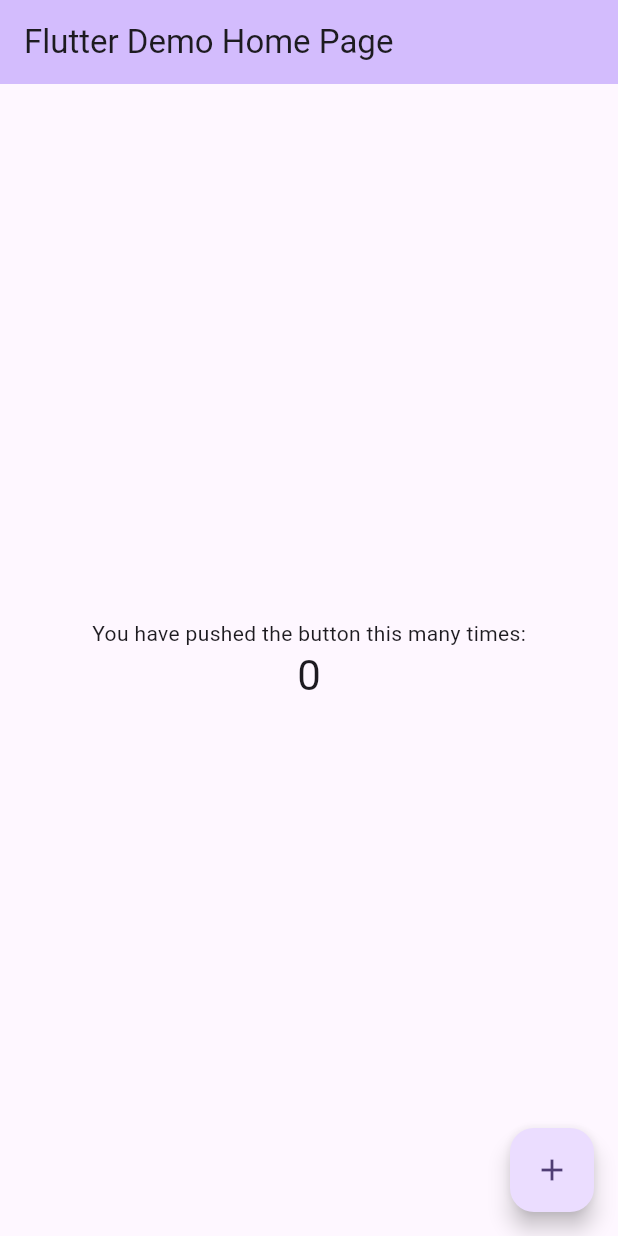
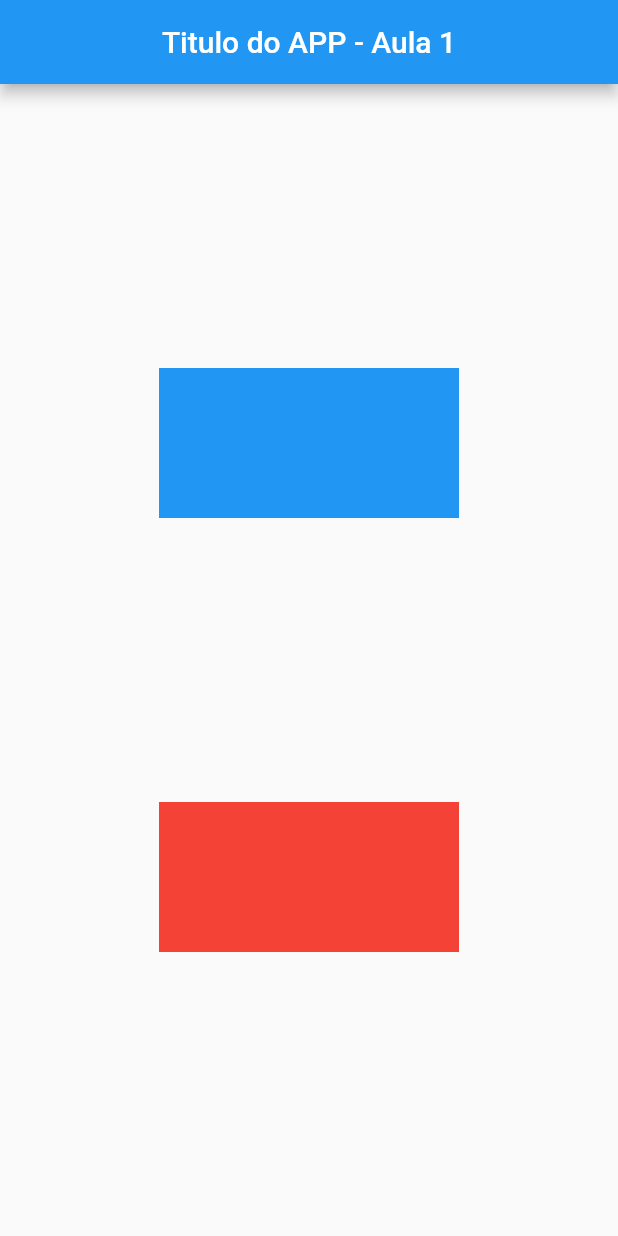
Before and after one commit to AdrielSsRb/Ds_Mob_2, a Flutter app: the screen it shows after launch, on a phone screen of 412 x 824 dp. Run offline on Flutter 3.47's test engine with Material 2 defaults, Android fonts, the phone set to English and light mode, and no system bars.

Commit message:
Criado o containder, titulo, espaço entre os containders e centralizando tudo

```diff
--- a/aplicacao_aula1/lib/main.dart
+++ b/aplicacao_aula1/lib/main.dart
@@ -1,125 +1,28 @@
 import 'package:flutter/material.dart';
 
 void main() {
-  runApp(const MyApp());
-}
+  runApp(MaterialApp(
+    home:
+    Scaffold(appBar: AppBar(
+      title: Center(child: Text("Titulo do APP - Aula 1")),
 
-class MyApp extends StatelessWidget {
-  const MyApp({super.key});
-
-  // This widget is the root of your application.
-  @override
-  Widget build(BuildContext context) {
-    return MaterialApp(
-      title: 'Flutter Demo',
-      theme: ThemeData(
-        // This is the theme of your application.
-        //
-        // TRY THIS: Try running your application with "flutter run". You'll see
-        // the application has a blue toolbar. Then, without quitting the app,
-        // try changing the seedColor in the colorScheme below to Colors.green
-        // and then invoke "hot reload" (save your changes or press the "hot
-        // reload" button in a Flutter-supported IDE, or press "r" if you used
-        // the command line to start the app).
-        //
-        // Notice that the counter didn't reset back to zero; the application
-        // state is not lost during the reload. To reset the state, use hot
-        // restart instead.
-        //
-        // This works for code too, not just values: Most code changes can be
-        // tested with just a hot reload.
-        colorScheme: ColorScheme.fromSeed(seedColor: Colors.deepPurple),
-        useMaterial3: true,
     ),
-      home: const MyHomePage(title: 'Flutter Demo Home Page'),
-    );
-  }
-}
-
-class MyHomePage extends StatefulWidget {
-  const MyHomePage({super.key, required this.title});
-
-  // This widget is the home page of your application. It is stateful, meaning
-  // that it has a State object (defined below) that contains fields that affect
-  // how it looks.
-
-  // This class is the configuration for the state. It holds the values (in this
-  // case the title) provided by the parent (in this case the App widget) and
-  // used by the build method of the State. Fields in a Widget subclass are
-  // always marked "final".
-
-  final String title;
-
-  @override
-  State<MyHomePage> createState() => _MyHomePageState();
-}
-
-class _MyHomePageState extends State<MyHomePage> {
-  int _counter = 0;
-
-  void _incrementCounter() {
-    setState(() {
-      // This call to setState tells the Flutter framework that something has
-      // changed in this State, which causes it to rerun the build method below
-      // so that the display can reflect the updated values. If we changed
-      // _counter without calling setState(), then the build method would not be
-      // called again, and so nothing would appear to happen.
-      _counter++;
-    });
-  }
-
-  @override
-  Widget build(BuildContext context) {
-    // This method is rerun every time setState is called, for instance as done
-    // by the _incrementCounter method above.
-    //
-    // The Flutter framework has been optimized to make rerunning build methods
-    // fast, so that you can just rebuild anything that needs updating rather
-    // than having to individually change instances of widgets.
-    return Scaffold(
-      appBar: AppBar(
-        // TRY THIS: Try changing the color here to a specific color (to
-        // Colors.amber, perhaps?) and trigger a hot reload to see the AppBar
-        // change color while the other colors stay the same.
-        backgroundColor: Theme.of(context).colorScheme.inversePrimary,
-        // Here we take the value from the MyHomePage object that was created by
-        // the App.build method, and use it to set our appbar title.
-        title: Text(widget.title),
+      body:     Center(
+        child: Column(
+        mainAxisAlignment: MainAxisAlignment.spaceEvenly,
+        children: [
+          Container(
+            color: Colors.blue,
+            width: 200,
+            height: 100,
             ),
-      body: Center(
-        // Center is a layout widget. It takes a single child and positions it
-        // in the middle of the parent.
-        child: Column(
-          // Column is also a layout widget. It takes a list of children and
-          // arranges them vertically. By default, it sizes itself to fit its
-          // children horizontally, and tries to be as tall as its parent.
-          //
-          // Column has various properties to control how it sizes itself and
-          // how it positions its children. Here we use mainAxisAlignment to
-          // center the children vertically; the main axis here is the vertical
-          // axis because Columns are vertical (the cross axis would be
-          // horizontal).
-          //
-          // TRY THIS: Invoke "debug painting" (choose the "Toggle Debug Paint"
-          // action in the IDE, or press "p" in the console), to see the
-          // wireframe for each widget.
-          mainAxisAlignment: MainAxisAlignment.center,
-          children: <Widget>[
-            const Text(
-              'You have pushed the button this many times:',
+          Container(
+            color: Colors.red,
+            width: 200,
+            height: 100,
           ),
-            Text(
-              '$_counter',
-              style: Theme.of(context).textTheme.headlineMedium,
-            ),
-          ],
+        ],),
       ),
     ),
-      floatingActionButton: FloatingActionButton(
-        onPressed: _incrementCounter,
-        tooltip: 'Increment',
-        child: const Icon(Icons.add),
-      ), // This trailing comma makes auto-formatting nicer for build methods.
-    );
+  ),);
 }
-}
```
Lines whose indentation alone changed are shown as unchanged.
